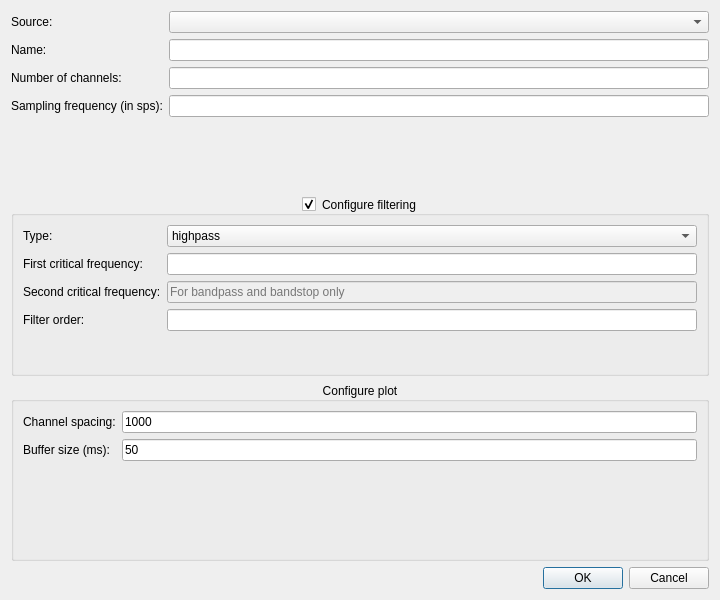
First picture: the form in designer/add_signal_dialog.ui, repository pulp-bio/biogui, before the edit.
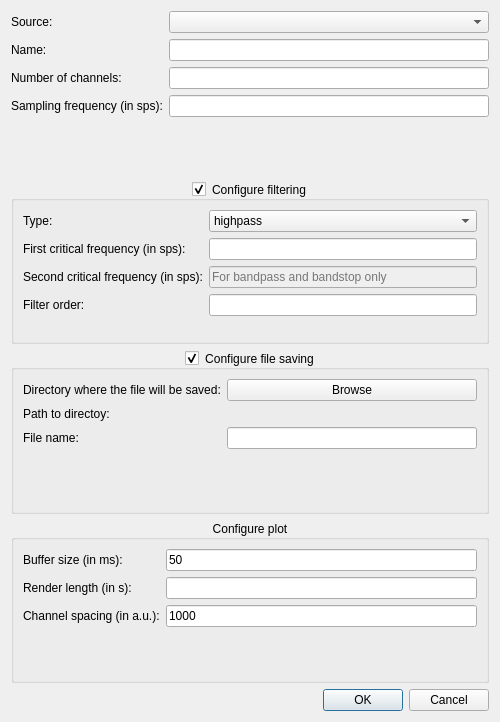
Second picture: the form after the edit.

What changed in the file:
```diff
--- a/designer/add_signal_dialog.ui
+++ b/designer/add_signal_dialog.ui
@@ -9,8 +9,8 @@
    <rect>
     <x>0</x>
     <y>0</y>
-    <width>720</width>
-    <height>600</height>
+    <width>500</width>
+    <height>722</height>
    </rect>
   </property>
   <property name="windowTitle">
@@ -19,7 +19,7 @@
   <property name="modal">
    <bool>false</bool>
   </property>
-  <layout class="QVBoxLayout" name="verticalLayout" stretch="0,0,0,0">
+  <layout class="QVBoxLayout" name="verticalLayout" stretch="0,0,0,0,0">
    <item>
     <layout class="QFormLayout" name="formLayout">
      <item row="0" column="0">
@@ -99,7 +99,10 @@
      <property name="checkable">
       <bool>true</bool>
      </property>
-     <layout class="QFormLayout" name="formLayout_2">
+     <property name="checked">
+      <bool>true</bool>
+     </property>
+     <layout class="QFormLayout" name="formLayout2">
       <item row="0" column="0">
        <widget class="QLabel" name="label5">
         <property name="frameShape">
@@ -137,7 +140,7 @@
       <item row="1" column="0">
        <widget class="QLabel" name="label6">
         <property name="text">
-         <string>First critical frequency:</string>
+         <string>First critical frequency (in sps):</string>
         </property>
        </widget>
       </item>
@@ -154,7 +157,7 @@
       <item row="2" column="0">
        <widget class="QLabel" name="label7">
         <property name="text">
-         <string>Second critical frequency:</string>
+         <string>Second critical frequency (in sps):</string>
         </property>
        </widget>
       </item>
@@ -191,6 +194,66 @@
      </layout>
     </widget>
    </item>
+   <item>
+    <widget class="QGroupBox" name="fileSavingGroupBox">
+     <property name="title">
+      <string>Configure file saving</string>
+     </property>
+     <property name="alignment">
+      <set>Qt::AlignCenter</set>
+     </property>
+     <property name="checkable">
+      <bool>true</bool>
+     </property>
+     <property name="checked">
+      <bool>true</bool>
+     </property>
+     <layout class="QFormLayout" name="formLayout3">
+      <item row="1" column="1">
+       <widget class="QPushButton" name="browseOutDirButton">
+        <property name="text">
+         <string>Browse</string>
+        </property>
+       </widget>
+      </item>
+      <item row="1" column="0">
+       <widget class="QLabel" name="label9">
+        <property name="text">
+         <string>Directory where the file will be saved:</string>
+        </property>
+       </widget>
+      </item>
+      <item row="2" column="0">
+       <widget class="QLabel" name="label10">
+        <property name="text">
+         <string>Path to directoy:</string>
+        </property>
+       </widget>
+      </item>
+      <item row="2" column="1">
+       <widget class="QLabel" name="outDirPathLabel">
+        <property name="text">
+         <string/>
+        </property>
+       </widget>
+      </item>
+      <item row="3" column="0">
+       <widget class="QLabel" name="label11">
+        <property name="text">
+         <string>File name:</string>
+        </property>
+       </widget>
+      </item>
+      <item row="3" column="1">
+       <widget class="QLineEdit" name="fileNameTextField">
+        <property name="toolTip">
+         <string>If empty, a name based on the timestamp will be employed</string>
+        </property>
+       </widget>
+      </item>
+     </layout>
+    </widget>
+   </item>
    <item>
     <widget class="QGroupBox" name="chSpacingGroupBox">
      <property name="toolTip">
@@ -211,15 +274,15 @@
      <property name="checked">
       <bool>false</bool>
      </property>
-     <layout class="QFormLayout" name="formLayout_4">
-      <item row="0" column="0">
-       <widget class="QLabel" name="label10">
+     <layout class="QFormLayout" name="formLayout4">
+      <item row="2" column="0">
+       <widget class="QLabel" name="label14">
         <property name="text">
-         <string>Channel spacing:</string>
+         <string>Channel spacing (in a.u.):</string>
         </property>
        </widget>
       </item>
-      <item row="0" column="1">
+      <item row="2" column="1">
        <widget class="QLineEdit" name="chSpacingTextField">
         <property name="text">
          <string>1000</string>
@@ -229,14 +292,17 @@
         </property>
        </widget>
       </item>
-      <item row="1" column="0">
-       <widget class="QLabel" name="label11">
+      <item row="0" column="0">
+       <widget class="QLabel" name="label12">
+        <property name="toolTip">
+         <string/>
+        </property>
         <property name="text">
-         <string>Buffer size (ms):</string>
+         <string>Buffer size (in ms):</string>
         </property>
        </widget>
       </item>
-      <item row="1" column="1">
+      <item row="0" column="1">
        <widget class="QLineEdit" name="bufferSizeTextField">
         <property name="text">
          <string>50</string>
@@ -246,6 +312,20 @@
         </property>
        </widget>
       </item>
+      <item row="1" column="1">
+       <widget class="QLineEdit" name="renderLengthTextField">
+        <property name="toolTip">
+         <string>Length of the window with the plot</string>
+        </property>
+       </widget>
+      </item>
+      <item row="1" column="0">
+       <widget class="QLabel" name="label13">
+        <property name="text">
+         <string>Render length (in s):</string>
+        </property>
+       </widget>
+      </item>
      </layout>
     </widget>
    </item>
```
Left out of the diff: 12 changed lines with no effect on the pictures.
